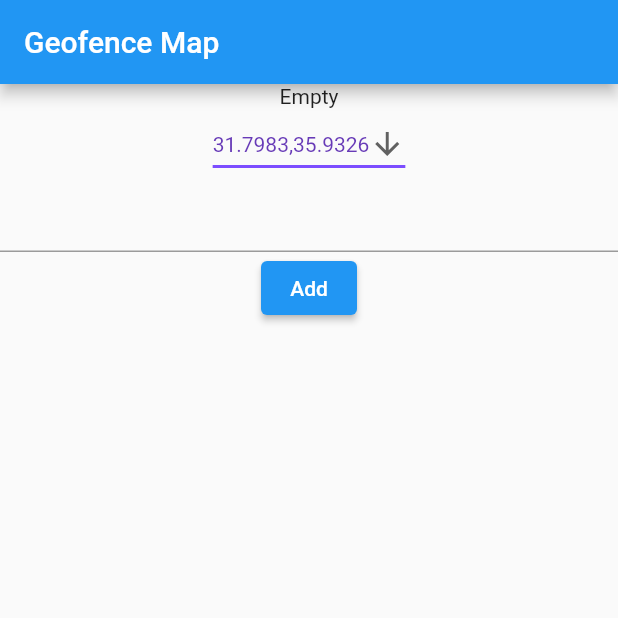
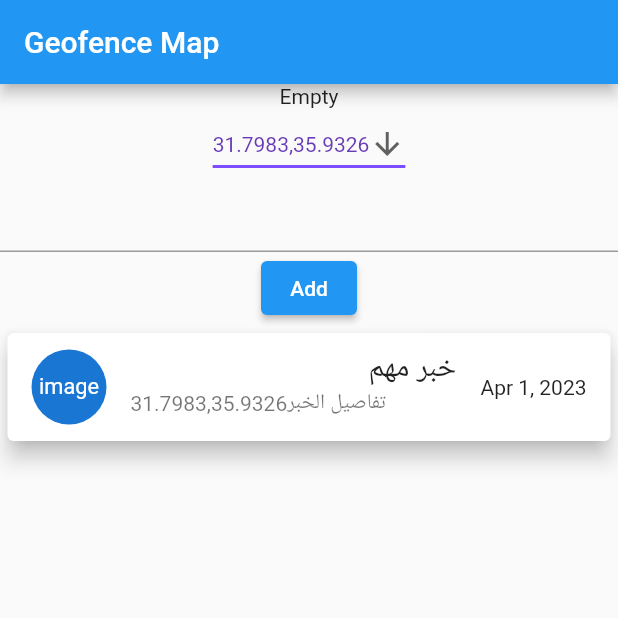
Before and after one commit to ghazi-ms/DangerZone, a Flutter app: the screen it shows after launch, on a phone screen of 412 x 824 dp, the top half of it. Run offline on Flutter 3.47's test engine with Material 2 defaults, Android fonts, the light colour scheme and no system bars; our stand-ins replace firebase_core, firebase_messaging, flutter_local_notifications, geolocator, google_maps_flutter; missing offline and left inert: maps_toolkit; accounts and stored records are empty.

Commit message:
added list view

```diff
--- a/lib/serivces/MainLayout.dart
+++ b/lib/serivces/MainLayout.dart
@@ -1,23 +1,27 @@
 import 'package:flutter/material.dart';
 import 'package:flutter_local_notifications/flutter_local_notifications.dart';
 import 'package:google_maps_flutter/google_maps_flutter.dart';
+import 'package:updated_grad/widgets/cards.dart';
 class MainLayout extends StatefulWidget {
   TextEditingController coor = TextEditingController();
   LatLng center ;
   Set<Circle> circles = {};
   Set<Polygon> polygons = {};
   late List<String> lists;
+  late List<String> tests;
 
-  MainLayout(this.coor, this.center, this.circles, this.polygons,this.lists);
+  MainLayout(this.coor, this.center, this.circles, this.polygons,this.lists,this.tests);
 
   @override
-  State<MainLayout> createState() => _MainLayoutState(this.lists);
+  State<MainLayout> createState() => _MainLayoutState(this.lists,this.tests);
 }
 
 class _MainLayoutState extends State<MainLayout> {
   List<String> list;
+  List<String> test;
+
   late String dropdownValue;
-  _MainLayoutState(this.list);
+  _MainLayoutState(this.list,this.test);
 
   @override
 
@@ -96,7 +100,7 @@ class _MainLayoutState extends State<MainLayout> {
                 (widget.circles.isEmpty && widget.polygons.isEmpty) ? const Text("Empty") :
                     SizedBox(
                       width: MediaQuery.of(context).size.width,
-                      height: MediaQuery.of(context).size.height*0.6,
+                      height: MediaQuery.of(context).size.height*0.40,
                       child: GoogleMap(
                         initialCameraPosition: CameraPosition(
                           target: widget.center,
@@ -108,9 +112,13 @@ class _MainLayoutState extends State<MainLayout> {
                         myLocationButtonEnabled: true,
                       ),
                     ),
-
-
-
+                        Container(
+                          width: MediaQuery.of(context).size.width,
+                          height: MediaQuery.of(context).size.height*0.50,
+                          child: Column(
+                           children: [ Container(
+                              child: Column(
+                                children: [
                                 DropdownButton<String>(
                                   value: dropdownValue,
                                   icon: const Icon(Icons.arrow_downward),
@@ -138,9 +146,25 @@ class _MainLayoutState extends State<MainLayout> {
                                 TextField(
                                   controller: widget.coor,
                                 ),
-                        ElevatedButton(onPressed: add, child: const Text("Add")),
+                                ElevatedButton(onPressed: add, child: const Text("Add")), ]
+                        ),
+    ),
+
+                                Cards(test),
+
+
+
+
+                            //////////
                           ]
-      )
+                          ),
+
+
+
+                          ),
+                          ]
+                        ),
+
           );
   }
 }
--- a/lib/serivces/geofence.dart
+++ b/lib/serivces/geofence.dart
@@ -21,7 +21,9 @@ List<String> list = <String>[
   '31.8734,35.8873',
   '31.9039,35.8669'
 ];
-
+List<String> test=<String>[
+  '31.7983,35.9326'
+];
 class _GeofenceMapState extends State<GeofenceMap> {
   late String notificationMSG;
   final FlutterLocalNotificationsPlugin flutterLocalNotificationsPlugin =
@@ -118,6 +120,10 @@ class _GeofenceMapState extends State<GeofenceMap> {
 
         // Check if the position is inside the circle
         if (distance <= 100) {
+         setState(() {
+           if(!test.contains(position.toString()))
+           test.add(position.toString());
+         });
           return true;
         }
       }
@@ -163,7 +169,7 @@ class _GeofenceMapState extends State<GeofenceMap> {
       appBar: AppBar(
         title: const Text('Geofence Map'),
       ),
-      body:MainLayout(coor, center, circles, polygons, list)
+      body:MainLayout(coor, center, circles, polygons, list,test)
 
       ),
     );
--- /dev/null
+++ b/lib/widgets/cards.dart
@@ -0,0 +1,38 @@
+import 'package:flutter/material.dart';
+import 'package:intl/intl.dart';
+
+class Cards extends StatelessWidget {
+  List<String> mylist;
+  Cards(this.mylist);
+
+  @override
+  Widget build(BuildContext context) {
+    return mylist.isEmpty? Text("empty"): Container(
+      height: MediaQuery.of(context).size.height*0.26,
+
+      child: ListView.builder(itemBuilder: (ctx, index) {
+        return  Card(
+            elevation: 6,
+            margin: EdgeInsets.symmetric(vertical: 6,horizontal: 5),
+            child: ListTile(
+              leading: CircleAvatar(
+                radius: 25,
+                child: Padding(
+                    padding: EdgeInsets.all(5),
+                    child: FittedBox(
+                        fit: BoxFit.fitWidth,
+                        child: Text("image")
+                    )
+                ),
+              ),
+              title: Text("خبر مهم",style: Theme.of(context).textTheme.headline6 ,textAlign: TextAlign.end),
+              subtitle: Text(mylist[index]+"تفاصيل الخبر"),
+              trailing: Text(DateFormat.yMMMd().format(DateTime.now())),
+            ),
+          );
+      }
+        ,itemCount: mylist.length,
+      ),
+    );
+  }
+}
--- a/pubspec.yaml
+++ b/pubspec.yaml
@@ -36,6 +36,7 @@ dependencies:
   flutter_local_notifications: ^13.0.0
   firebase_messaging: ^14.2.6
   cloud_firestore: ^4.4.4
+  intl: any
   flutter:
     sdk: flutter
 
```
Also changed, not shown: pubspec.lock. Lines whose indentation alone changed are shown as unchanged.
